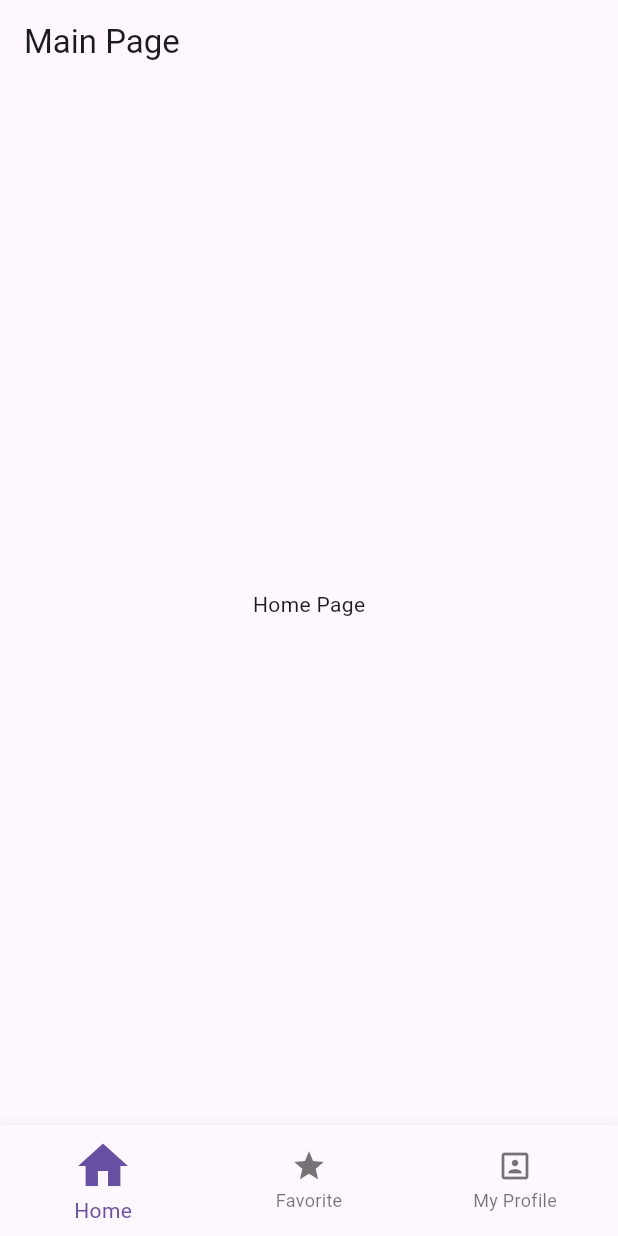
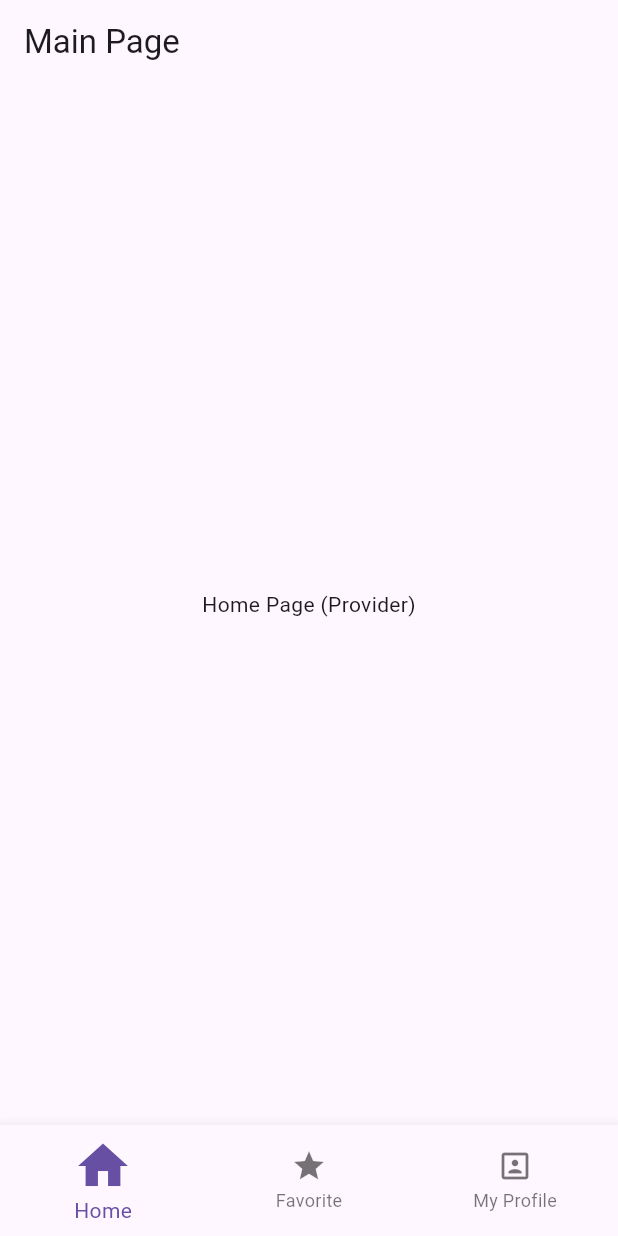
Before and after one commit to gustavsr1994/kampus-merdeka-4may24, a Flutter app: the screen it shows after launch, on a phone screen of 412 x 824 dp. Run offline on Flutter 3.47's test engine with Material 3 defaults, Android fonts, the light colour scheme and no system bars; our stand-ins replace flutter_svg, image_picker.

Commit message:
bottom nav with provider

```diff
--- /dev/null
+++ b/flutter_app_course/lib/controllers/main_provider.dart
@@ -0,0 +1,11 @@
+import 'package:flutter/material.dart';
+
+class MainProvider extends ChangeNotifier {
+  int tabSelected = 0;
+
+  void changeTabSelected(int value) {
+    tabSelected = value;
+//? code dibawah utk trigger/update UI
+    notifyListeners();
+  }
+}
--- a/flutter_app_course/lib/main.dart
+++ b/flutter_app_course/lib/main.dart
@@ -1,7 +1,10 @@
 import 'package:flutter/material.dart';
+import 'package:flutter_app_course/controllers/main_provider.dart';
 import 'package:flutter_app_course/form_page.dart';
 import 'package:flutter_app_course/login_page.dart';
+import 'package:flutter_app_course/main_provider_page.dart';
 import 'package:flutter_app_course/product_page.dart';
+import 'package:provider/provider.dart';
 
 import 'main_page.dart';
 
@@ -14,12 +17,21 @@ class ApplicationFirst extends StatelessWidget {
 
   @override
   Widget build(BuildContext context) {
-    return const MaterialApp(
-      debugShowCheckedModeBanner: false,
-      // home: ProductPage()
-      // home: LoginPage(),
-      // home: FormPage(),
-      home: MainPage(),
+    return MultiProvider(
+      providers: [
+        ChangeNotifierProvider(
+          create: (context) => MainProvider(),
+        )
+      ],
+      child: const MaterialApp(
+        debugShowCheckedModeBanner: false,
+        // home: ProductPage()
+        // home: LoginPage(),
+        // home: FormPage(),
+        // home: MainPage(),
+
+        home: MainProviderPage(),
+      ),
     );
   }
 }
--- /dev/null
+++ b/flutter_app_course/lib/main_provider_page.dart
@@ -0,0 +1,65 @@
+import 'package:flutter/material.dart';
+import 'package:flutter_app_course/controllers/main_provider.dart';
+import 'package:provider/provider.dart';
+
+class MainProviderPage extends StatelessWidget {
+  const MainProviderPage({super.key});
+
+  @override
+  Widget build(BuildContext context) {
+    var indexSelected = context.watch<MainProvider>().tabSelected;
+    return Scaffold(
+      appBar: AppBar(
+        title: const Text('Main Page'),
+      ),
+      body: bodyTabSelected(indexSelected),
+      bottomNavigationBar: BottomNavigationBar(
+          currentIndex: indexSelected,
+          onTap: (value) {
+            context.read<MainProvider>().changeTabSelected(value);
+          },
+          items: const [
+            BottomNavigationBarItem(
+                activeIcon: Icon(
+                  Icons.home,
+                  size: 40,
+                ),
+                icon: Icon(Icons.home),
+                label: 'Home'),
+            BottomNavigationBarItem(
+                activeIcon: Icon(
+                  Icons.star,
+                  size: 40,
+                ),
+                icon: Icon(Icons.star),
+                label: 'Favorite'),
+            BottomNavigationBarItem(
+                activeIcon: Icon(
+                  Icons.portrait,
+                  size: 40,
+                ),
+                icon: Icon(Icons.portrait),
+                label: 'My Profile')
+          ]),
+    );
+  }
+
+  Widget bodyTabSelected(int index) {
+    switch (index) {
+      case 0:
+        return const Center(
+          child: Text('Home Page (Provider)'),
+        );
+      case 1:
+        return const Center(
+          child: Text('Favorite Page (Provider)'),
+        );
+      case 2:
+        return const Center(
+          child: Text('My Profile Page (Provider)'),
+        );
+      default:
+        return const SizedBox();
+    }
+  }
+}
--- a/flutter_app_course/pubspec.yaml
+++ b/flutter_app_course/pubspec.yaml
@@ -33,6 +33,7 @@ dependencies:
     sdk: flutter
   flutter_svg: ^2.0.10+1
   image_picker: ^1.1.1
+  provider: ^6.1.2
 
 dev_dependencies:
   flutter_lints: ^2.0.0
```
Also changed, not shown: flutter_app_course/pubspec.lock.
